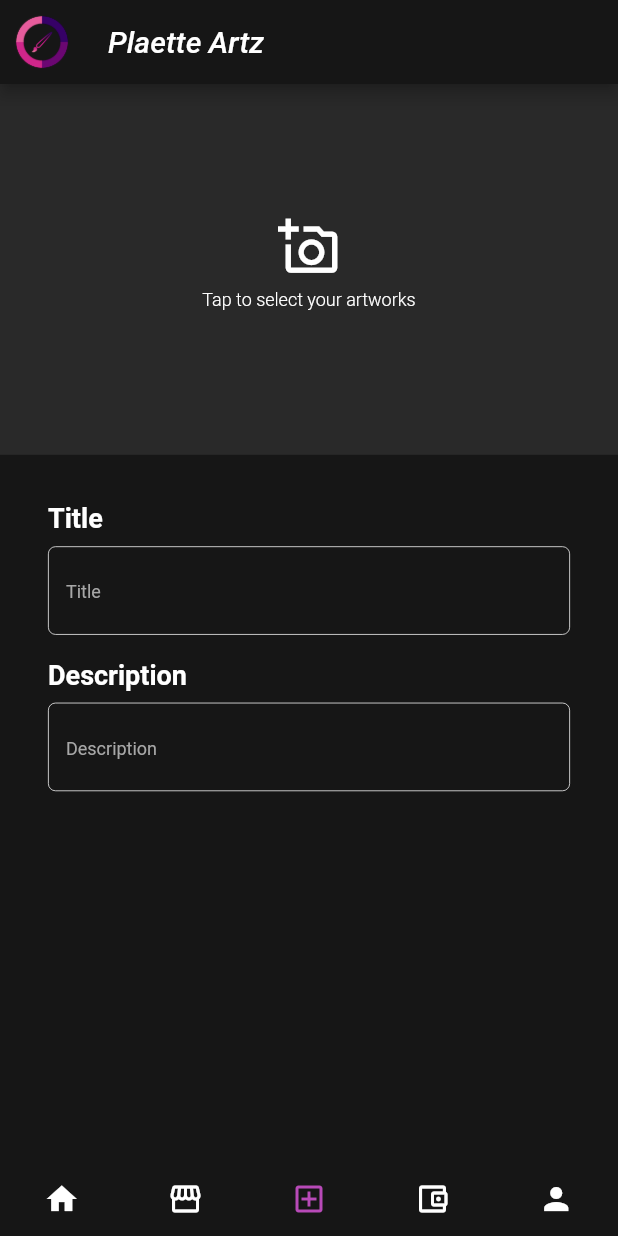
After one commit to boraprae/Palette-Artz, a Flutter app: the screen it shows after launch, item 3 of the bottom bar chosen, on a phone screen of 412 x 824 dp. The commit adds this screen. Run offline on Flutter 3.47's test engine with Material 2 defaults, Android fonts, the light colour scheme and no system bars.

Commit message:
add new post

```diff
--- /dev/null
+++ b/PaletteArtz/lib/artworksPost/addNewPost.dart
@@ -0,0 +1,128 @@
+import 'package:flutter/material.dart';
+import 'package:paletteartz/constantColor.dart';
+
+class AddNewPost extends StatefulWidget {
+  const AddNewPost({Key? key}) : super(key: key);
+
+  @override
+  _AddNewPostState createState() => _AddNewPostState();
+}
+
+class _AddNewPostState extends State<AddNewPost> {
+  TextEditingController artTitleController = TextEditingController();
+  TextEditingController artDescriptionController = TextEditingController();
+  TextEditingController artTagController = TextEditingController();
+  @override
+  Widget build(BuildContext context) {
+    Size size = MediaQuery.of(context).size;
+    return Container(
+      color: bgBlack,
+      child: Column(
+        mainAxisAlignment: MainAxisAlignment.start,
+        crossAxisAlignment: CrossAxisAlignment.start,
+        children: [
+          SizedBox(
+            height: 0.3 * size.height,
+            width: size.width,
+            child: TextButton(
+              onPressed: () {},
+              style: TextButton.styleFrom(
+                primary: Colors.white,
+                backgroundColor: darkLight,
+                shape: RoundedRectangleBorder(
+                  borderRadius: BorderRadius.zero,
+                ),
+              ),
+              child: Column(
+                mainAxisAlignment: MainAxisAlignment.center,
+                children: [
+                  Icon(
+                    Icons.add_a_photo_outlined,
+                    size: 0.05 * size.height,
+                  ),
+                  Padding(
+                    padding: const EdgeInsets.all(8.0),
+                    child: Text(
+                      'Tap to select your artworks',
+                      style: TextStyle(
+                        fontWeight: FontWeight.w300,
+                        fontSize: 12,
+                      ),
+                    ),
+                  ),
+                ],
+              ),
+            ),
+          ),
+          Padding(
+            padding: const EdgeInsets.all(32.0),
+            child: Column(
+              crossAxisAlignment: CrossAxisAlignment.start,
+              children: [
+                Text(
+                  'Title',
+                  style: TextStyle(
+                    color: Colors.white,
+                    fontSize: 18.0,
+                    fontWeight: FontWeight.bold,
+                  ),
+                ),
+                Padding(
+                  padding: const EdgeInsets.symmetric(vertical: 8.0),
+                  child: TextField(
+                    controller: artTitleController,
+                    style: TextStyle(color: Colors.white),
+                    decoration: InputDecoration(
+                      hintText: 'Title',
+                      hintStyle: TextStyle(fontSize: 12.0, color: grayText),
+                      focusedBorder: OutlineInputBorder(
+                        borderRadius: BorderRadius.circular(5),
+                        borderSide:
+                            BorderSide(color: pinkG, width: 0.5),
+                      ),
+                      enabledBorder: OutlineInputBorder(
+                        borderRadius: BorderRadius.circular(5),
+                        borderSide: BorderSide(color: Colors.white, width: 0.5),
+                      ),
+                    ),
+                  ),
+                ),
+                SizedBox(
+                  height: 0.01*size.height,
+                ),
+                Text(
+                  'Description',
+                  style: TextStyle(
+                    color: Colors.white,
+                    fontSize: 18.0,
+                    fontWeight: FontWeight.bold,
+                  ),
+                ),
+                Padding(
+                  padding: const EdgeInsets.symmetric(vertical: 8.0),
+                  child: TextField(
+                    controller: artDescriptionController,
+                    style: TextStyle(color: Colors.white),
+                    decoration: InputDecoration(
+                      hintText: 'Description',
+                      hintStyle: TextStyle(fontSize: 12.0, color: grayText),
+                      focusedBorder: OutlineInputBorder(
+                        borderRadius: BorderRadius.circular(5),
+                        borderSide:
+                            BorderSide(color: pinkG, width: 0.5),
+                      ),
+                      enabledBorder: OutlineInputBorder(
+                        borderRadius: BorderRadius.circular(5),
+                        borderSide: BorderSide(color: Colors.white, width: 0.5),
+                      ),
+                    ),
+                  ),
+                ),
+              ],
+            ),
+          ),
+        ],
+      ),
+    );
+  }
+}
--- a/PaletteArtz/lib/constantColor.dart
+++ b/PaletteArtz/lib/constantColor.dart
@@ -6,3 +6,4 @@ const purpleG = Color(0xFF7A2997);
 const blueG = Color(0xFF212F9C);
 const grayText = Color(0xFFA7A7A7);
 const lightPurple = Color(0xFFB84AB8);
+const darkLight = Color(0xFF292929);
--- a/PaletteArtz/lib/mainMenu.dart
+++ b/PaletteArtz/lib/mainMenu.dart
@@ -1,6 +1,7 @@
 import 'dart:io';
 
 import 'package:flutter/material.dart';
+import 'package:paletteartz/artworksPost/addNewPost.dart';
 import 'package:paletteartz/constantColor.dart';
 import 'package:paletteartz/profliePage/mainProfile.dart';
 
@@ -85,9 +86,7 @@ class _MainMenuState extends State<MainMenu> {
             child: Text('Add your class replace this container'),
           ),
           //add post class
-          Container(
-            child: Text('Add your class replace this container'),
-          ),
+          AddNewPost(),
           //wallet page class
           Container(
             child: Text('Add your class replace this container'),
--- a/PaletteArtz/lib/profliePage/mainProfile.dart
+++ b/PaletteArtz/lib/profliePage/mainProfile.dart
@@ -16,6 +16,7 @@ class _MainProfileState extends State<MainProfile> {
   double totalLikes = 1300;
   double totalFollower = 4900;
   double totalFollowing = 512;
+
   String username = 'SaraYune';
   String bioText = 'Don’t follow your dream, just follow my arts';
   List userUnique = ['Anime', 'Fanart', 'Fantasy'];
@@ -87,7 +88,7 @@ class _MainProfileState extends State<MainProfile> {
                   child: Row(
                     mainAxisAlignment: MainAxisAlignment.spaceBetween,
                     children: [
-                      textForm(totalArtwork.toStringAsFixed(0), 'Artworks'),
+                      textForm(_items.length.toStringAsFixed(0), 'Artworks'),
                       textForm(totalLikes.toStringAsFixed(0), 'Likes'),
                       textForm(totalFollowing.toStringAsFixed(0), 'Follower'),
                       textForm(totalFollower.toStringAsFixed(0), 'Following'),
@@ -230,8 +231,8 @@ class _MainProfileState extends State<MainProfile> {
                       // Item rendering
                       return new GestureDetector(
                         onTap: () {
-                          print(index);
-                          print(_items[index]);
+                          // print(index);
+                          // print(_items[index]);
                           // Navigator.pushNamed(context, '/postDetail');
                           Navigator.push(
                             context,
--- a/PaletteArtz/pubspec.yaml
+++ b/PaletteArtz/pubspec.yaml
@@ -29,6 +29,8 @@ dependencies:
   # Use with the CupertinoIcons class for iOS style icons.
   cupertino_icons: ^1.0.2
   flutter_staggered_grid_view: ^0.4.1
+  custom_navigation_bar: ^0.8.2
+
 
 
 dev_dependencies:
```
Also changed, not shown: PaletteArtz/lib/artworksPost/postDetail.dart (+7 -44 lines), PaletteArtz/pubspec.lock.
